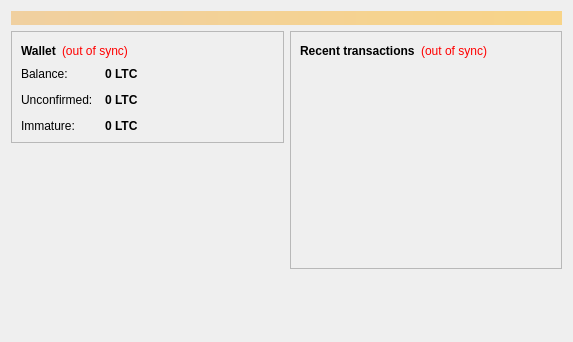
Before: the Qt Designer form src/qt/forms/overviewpage.ui in startcoin-project/startcoin, drawn with Qt 5.
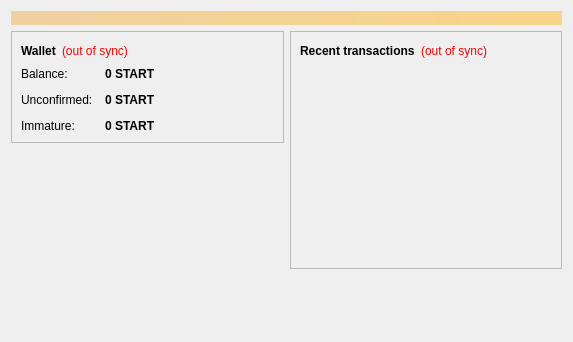
After: the same form once the commit is applied.

Diff of the .ui file:
```diff
--- a/src/qt/forms/overviewpage.ui
+++ b/src/qt/forms/overviewpage.ui
@@ -122,7 +122,7 @@
                <string>Your current balance</string>
               </property>
               <property name="text">
-               <string notr="true">0 LTC</string>
+               <string notr="true">0 START</string>
               </property>
               <property name="textInteractionFlags">
                <set>Qt::LinksAccessibleByMouse|Qt::TextSelectableByKeyboard|Qt::TextSelectableByMouse</set>
@@ -151,7 +151,7 @@
                <string>Total of transactions that have yet to be confirmed, and do not yet count toward the current balance</string>
               </property>
               <property name="text">
-               <string notr="true">0 LTC</string>
+               <string notr="true">0 START</string>
               </property>
               <property name="textInteractionFlags">
                <set>Qt::LinksAccessibleByMouse|Qt::TextSelectableByKeyboard|Qt::TextSelectableByMouse</set>
@@ -177,7 +177,7 @@
                <string>Mined balance that has not yet matured</string>
               </property>
               <property name="text">
-               <string notr="true">0 LTC</string>
+               <string notr="true">0 START</string>
               </property>
               <property name="textInteractionFlags">
                <set>Qt::LinksAccessibleByMouse|Qt::TextSelectableByKeyboard|Qt::TextSelectableByMouse</set>
```
Left out of the diff: 4 changed lines with no effect on the pictures.
